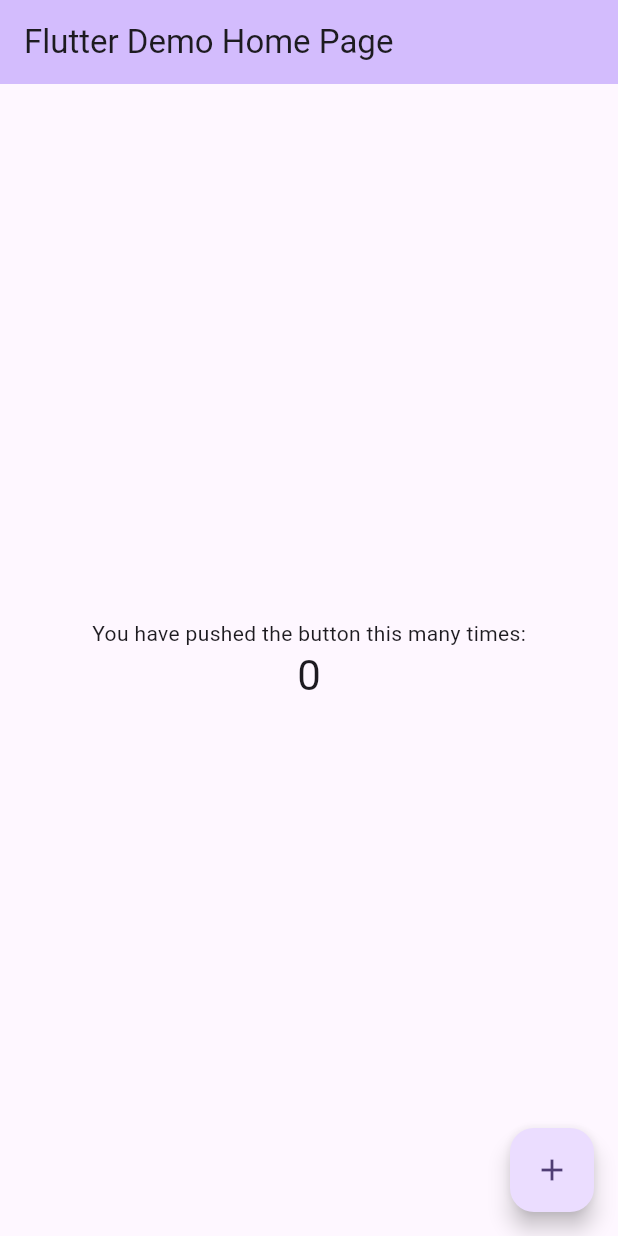
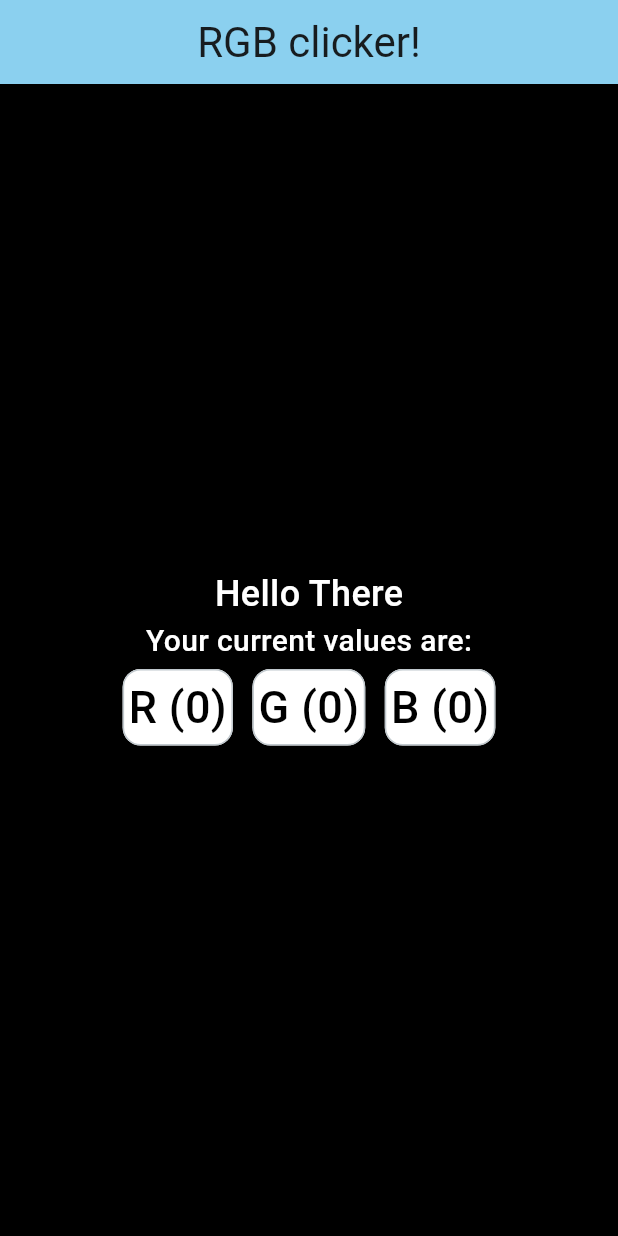
Before and after one commit to AlejoArea/test-rgb-flutter, a Flutter app: the screen it shows after launch, on a phone screen of 412 x 824 dp. Run offline on Flutter 3.47's test engine with Material 3 defaults, Android fonts, the phone set to English and light mode, and no system bars.

Commit message:
feat: RGB clicker feature with state management

```diff
--- a/lib/main.dart
+++ b/lib/main.dart
@@ -1,122 +1,45 @@
 import 'package:flutter/material.dart';
+import 'package:test_rgb_flutter/model/random_color_model.dart';
+import 'package:test_rgb_flutter/states/provider.dart';
+import 'package:test_rgb_flutter/states/random_color_notifier.dart';
+import 'package:test_rgb_flutter/ui/main_page.dart';
 
 void main() {
   runApp(const MyApp());
 }
 
-class MyApp extends StatelessWidget {
+
+// ignore: public_member_api_docs, prefer_match_file_name
+class MyApp extends StatefulWidget {
+  // ignore: public_member_api_docs
   const MyApp({super.key});
 
-  // This widget is the root of your application.
+  @override
+  State<MyApp> createState() => _MyAppState();
+}
+
+class _MyAppState extends State<MyApp> {
+    final _notifier = RandomColorNotifier(
+    RandomColorModel(),
+  );
   @override
   Widget build(BuildContext context) {
-    return MaterialApp(
-      title: 'Flutter Demo',
-      theme: ThemeData(
-        // This is the theme of your application.
-        //
-        // TRY THIS: Try running your application with "flutter run". You'll see
-        // the application has a purple toolbar. Then, without quitting the app,
-        // try changing the seedColor in the colorScheme below to Colors.green
-        // and then invoke "hot reload" (save your changes or press the "hot
-        // reload" button in a Flutter-supported IDE, or press "r" if you used
-        // the command line to start the app).
-        //
-        // Notice that the counter didn't reset back to zero; the application
-        // state is not lost during the reload. To reset the state, use hot
-        // restart instead.
-        //
-        // This works for code too, not just values: Most code changes can be
-        // tested with just a hot reload.
-        colorScheme: .fromSeed(seedColor: Colors.deepPurple),
+    return Provider(
+      notifier: _notifier,
+      child: MaterialApp(
+        title: 'Flutter RGB clicker',
+        theme: ThemeData(
+
+          colorScheme: .fromSeed(seedColor: Colors.blueGrey),
+        ),
+        home: const MainPage(),
       ),
-      home: const MyHomePage(title: 'Flutter Demo Home Page'),
     );
-  }
-}
-
-class MyHomePage extends StatefulWidget {
-  const MyHomePage({super.key, required this.title});
-
-  // This widget is the home page of your application. It is stateful, meaning
-  // that it has a State object (defined below) that contains fields that affect
-  // how it looks.
-
-  // This class is the configuration for the state. It holds the values (in this
-  // case the title) provided by the parent (in this case the App widget) and
-  // used by the build method of the State. Fields in a Widget subclass are
-  // always marked "final".
-
-  final String title;
-
-  @override
-  State<MyHomePage> createState() => _MyHomePageState();
-}
-
-class _MyHomePageState extends State<MyHomePage> {
-  int _counter = 0;
-
-  void _incrementCounter() {
-    setState(() {
-      // This call to setState tells the Flutter framework that something has
-      // changed in this State, which causes it to rerun the build method below
-      // so that the display can reflect the updated values. If we changed
-      // _counter without calling setState(), then the build method would not be
-      // called again, and so nothing would appear to happen.
-      _counter++;
-    });
   }
 
   @override
-  Widget build(BuildContext context) {
-    // This method is rerun every time setState is called, for instance as done
-    // by the _incrementCounter method above.
-    //
-    // The Flutter framework has been optimized to make rerunning build methods
-    // fast, so that you can just rebuild anything that needs updating rather
-    // than having to individually change instances of widgets.
-    return Scaffold(
-      appBar: AppBar(
-        // TRY THIS: Try changing the color here to a specific color (to
-        // Colors.amber, perhaps?) and trigger a hot reload to see the AppBar
-        // change color while the other colors stay the same.
-        backgroundColor: Theme.of(context).colorScheme.inversePrimary,
-        // Here we take the value from the MyHomePage object that was created by
-        // the App.build method, and use it to set our appbar title.
-        title: Text(widget.title),
-      ),
-      body: Center(
-        // Center is a layout widget. It takes a single child and positions it
-        // in the middle of the parent.
-        child: Column(
-          // Column is also a layout widget. It takes a list of children and
-          // arranges them vertically. By default, it sizes itself to fit its
-          // children horizontally, and tries to be as tall as its parent.
-          //
-          // Column has various properties to control how it sizes itself and
-          // how it positions its children. Here we use mainAxisAlignment to
-          // center the children vertically; the main axis here is the vertical
-          // axis because Columns are vertical (the cross axis would be
-          // horizontal).
-          //
-          // TRY THIS: Invoke "debug painting" (choose the "Toggle Debug Paint"
-          // action in the IDE, or press "p" in the console), to see the
-          // wireframe for each widget.
-          mainAxisAlignment: .center,
-          children: [
-            const Text('You have pushed the button this many times:'),
-            Text(
-              '$_counter',
-              style: Theme.of(context).textTheme.headlineMedium,
-            ),
-          ],
-        ),
-      ),
-      floatingActionButton: FloatingActionButton(
-        onPressed: _incrementCounter,
-        tooltip: 'Increment',
-        child: const Icon(Icons.add),
-      ),
-    );
+  void dispose() {
+    _notifier.dispose();
+    super.dispose();
   }
 }
--- /dev/null
+++ b/lib/model/random_color_model.dart
@@ -0,0 +1,79 @@
+import 'dart:ui';
+
+/// Class for the RGB color model
+class RandomColorModel {
+  /// int value for red
+  final int red;
+
+  /// int value for green
+  final int green;
+
+  /// int value for blue
+  final int blue;
+
+  /// [_maxValue] the maximum value from the range from 0 to 255
+  static const int _maxValue = 255;
+
+  /// [_minValue] the minimum value from the range from 0 to 255
+  static const int _minValue = 0;
+
+  static const int _initialValue = 0;
+
+  /// Constructor of the class containing RGB
+  /// R[red] G[green] B[blue]
+  RandomColorModel({
+    this.red = _initialValue,
+    this.green = _initialValue,
+    this.blue = _initialValue,
+  });
+
+  /// copyWith method for changing the values with the previous data
+  /// needed.
+  RandomColorModel copyWith({
+    int? red,
+    int? green,
+    int? blue,
+  }) {
+    return RandomColorModel(
+      red: red ?? this.red,
+      green: green ?? this.green,
+      blue: blue ?? this.blue,
+    );
+  }
+
+  /// Return Color using all the values of the model
+  Color color() => Color.fromARGB(_maxValue, red, green, blue);
+
+  /// Return Color using only red
+  Color colorRed() => Color.fromARGB(
+    _maxValue,
+    red,
+    _minValue,
+    _minValue,
+  );
+
+  /// Return Color using only green
+  Color colorGreen() => Color.fromARGB(
+    _maxValue,
+    _minValue,
+    green,
+    _minValue,
+  );
+
+  /// Return Color using only blue
+  Color colorBlue() => Color.fromARGB(
+    _maxValue,
+    _minValue,
+    _minValue,
+    blue,
+  );
+
+  /// Return the opposite of the color, by subtracting the current color value
+  ///  to the maximum we get the opposite color of the current values
+  Color colorOpposite() => Color.fromARGB(
+    _maxValue,
+    _maxValue - red,
+    _maxValue - green,
+    _maxValue - blue,
+  );
+}
--- /dev/null
+++ b/lib/states/provider.dart
@@ -0,0 +1,34 @@
+import 'package:flutter/material.dart';
+
+/// InheritedNotifier based provider that exposes a [Listenable]
+/// to the widget tree, that can be accessed via Provider.of on the
+/// descendants of were the Notifier is instantiated and exposed. (in our case
+/// the root)
+class Provider<T extends Listenable> extends InheritedNotifier<T> {
+  /// Constructor for the provider that exposes the notifier to the
+  /// child.
+  const Provider({
+    required super.child,
+    required super.notifier,
+    super.key,
+  });
+
+  /// returns the Listenable of the nearest Provider of type T on
+  /// the context and registers the caller to be rebuilt when it notifies.
+  /// Throws error if no Provider of type T is found.
+  static T of<T extends Listenable>(BuildContext context) {
+    final provider = context.dependOnInheritedWidgetOfExactType<Provider<T>>();
+
+    if (provider == null) {
+      throw Exception("No Provider found in context");
+    }
+
+    final notifier = provider.notifier;
+
+    if (notifier == null) {
+      throw Exception("No notifier found in Provider");
+    }
+
+    return notifier;
+  }
+}
--- /dev/null
+++ b/lib/states/random_color_notifier.dart
@@ -0,0 +1,29 @@
+import 'dart:math';
+
+import 'package:flutter/material.dart';
+import 'package:test_rgb_flutter/model/random_color_model.dart';
+
+/// Value notifier for the color
+class RandomColorNotifier extends ValueNotifier<RandomColorModel> {
+  final Random _random = Random();
+
+  /// colorRange is 256 so _random.nextInt(colorRange)
+  /// Value is >= 0 and < 256.
+  static const int colorRange = 256;
+
+  /// Constructor RandomColorNotifier
+  RandomColorNotifier(super.state);
+
+  /// Randomize RGB to be used on Color.fromRGB with random values
+  /// nextInt method with a range from 0 to 255.
+  void randomizeColor() {
+    final randomRed = _random.nextInt(colorRange);
+    final randomGreen = _random.nextInt(colorRange);
+    final randomBlue = _random.nextInt(colorRange);
+    value = value.copyWith(
+      red: randomRed,
+      green: randomGreen,
+      blue: randomBlue,
+    );
+  }
+}
--- /dev/null
+++ b/lib/ui/main_page.dart
@@ -0,0 +1,22 @@
+import 'package:flutter/material.dart';
+import 'package:test_rgb_flutter/ui/widgets/app_bar_title.dart';
+import 'package:test_rgb_flutter/ui/widgets/colored_body.dart';
+
+/// Main page widget with the ColoredBody widget.
+class MainPage extends StatelessWidget {
+  /// Constructor for this widget
+  const MainPage({
+    super.key,
+  });
+
+  @override
+  Widget build(BuildContext context) {
+    return Scaffold(
+      appBar: AppBar(
+        backgroundColor: Theme.of(context).colorScheme.inversePrimary,
+        title: const AppBarTitle(),
+      ),
+      body: const ColoredBody(),
+    );
+  }
+}
--- /dev/null
+++ b/lib/ui/widgets/app_bar_title.dart
@@ -0,0 +1,29 @@
+import 'package:flutter/material.dart';
+import 'package:test_rgb_flutter/states/provider.dart';
+import 'package:test_rgb_flutter/states/random_color_notifier.dart';
+
+/// Appbar title, with a Gesture Detector with onTap
+/// that triggers background color change.
+class AppBarTitle extends StatelessWidget {
+  /// Constant value for the appbar title
+  static const String title = 'RGB clicker!';
+
+  /// Constructor for the widget
+  const AppBarTitle({super.key});
+
+  @override
+  Widget build(BuildContext context) {
+    final notifier = Provider.of<RandomColorNotifier>(context);
+
+    return GestureDetector(
+      onTap: notifier.randomizeColor,
+      behavior: HitTestBehavior.opaque,
+      child: Center(
+        child: Text(
+          title,
+          style: Theme.of(context).textTheme.headlineMedium,
+        ),
+      ),
+    );
+  }
+}
--- /dev/null
+++ b/lib/ui/widgets/colored_body.dart
@@ -0,0 +1,38 @@
+import 'package:flutter/material.dart';
+import 'package:test_rgb_flutter/states/provider.dart';
+import 'package:test_rgb_flutter/states/random_color_notifier.dart';
+import 'package:test_rgb_flutter/ui/widgets/current_rgb_widget.dart';
+import 'package:test_rgb_flutter/ui/widgets/hello_text.dart';
+
+/// This widget access the RandomColorNotifier exposed by the Provider.
+/// Tapping anywhere triggers a randomizeColor called via the notifier, then a
+/// new random color is read for, the notifier current value
+class ColoredBody extends StatelessWidget {
+  /// Key added for testing purpose
+  static const Key backgroundKey = Key('background');
+
+  /// Constructor for the widget
+  const ColoredBody({super.key});
+
+  @override
+  Widget build(BuildContext context) {
+    final notifier = Provider.of<RandomColorNotifier>(context);
+
+    return GestureDetector(
+      onTap: notifier.randomizeColor,
+      child: ColoredBox(
+        key: backgroundKey,
+        color: notifier.value.color(),
+        child: const SizedBox.expand(
+          child: Column(
+            mainAxisAlignment: .center,
+            children: [
+              HelloText(),
+              CurrentRGBWidget(),
+            ],
+          ),
+        ),
+      ),
+    );
+  }
+}
--- /dev/null
+++ b/lib/ui/widgets/current_rgb_widget.dart
@@ -0,0 +1,74 @@
+import 'package:flutter/material.dart';
+import 'package:test_rgb_flutter/states/provider.dart';
+import 'package:test_rgb_flutter/states/random_color_notifier.dart';
+import 'package:test_rgb_flutter/ui/widgets/text_card.dart';
+
+/// A widget that renders each RGB value separately with its specific
+/// color. It also changes it layout a column to a row depending on screen width
+class CurrentRGBWidget extends StatelessWidget {
+  /// Constant value of the first text widget
+  static const String currentRGBLabel = 'Your current values are:';
+
+  /// Constant for row spacing
+  static const double rowSpacing = 5;
+
+  /// fontsize for currentRGBLabel
+  static const double fontSize = 20;
+
+  /// value based on average value of mobile viewport widths
+  static const double smallScreensWidth = 400;
+
+  /// Constructor for this widget
+  const CurrentRGBWidget({super.key});
+
+  @override
+  Widget build(BuildContext context) {
+    final notifier = Provider.of<RandomColorNotifier>(context);
+
+    return Column(
+      mainAxisAlignment: MainAxisAlignment.center,
+      children: [
+        Text(
+          currentRGBLabel,
+          style: TextStyle(
+            fontSize: fontSize,
+            fontWeight: FontWeight.w500,
+            color: notifier.value.colorOpposite(),
+          ),
+        ),
+        LayoutBuilder(
+          builder: (_, constraints) {
+            final rgbCards = [
+              TextCard(
+                label: 'R (${notifier.value.red})',
+                textColor: notifier.value.colorRed(),
+              ),
+              TextCard(
+                label: 'G (${notifier.value.green})',
+                textColor: notifier.value.colorGreen(),
+              ),
+              TextCard(
+                label: 'B (${notifier.value.blue})',
+                textColor: notifier.value.colorBlue(),
+              ),
+            ];
+
+            /// change to a column on smaller screens like a mobile one.
+            if (constraints.maxWidth < smallScreensWidth) {
+              return Column(
+                mainAxisSize: MainAxisSize.min,
+                children: rgbCards,
+              );
+            }
+
+            return Row(
+              mainAxisAlignment: MainAxisAlignment.center,
+              spacing: rowSpacing,
+              children: rgbCards,
+            );
+          },
+        ),
+      ],
+    );
+  }
+}
--- /dev/null
+++ b/lib/ui/widgets/hello_text.dart
@@ -0,0 +1,26 @@
+import 'package:flutter/material.dart';
+
+/// This is the main text of the app widget
+class HelloText extends StatelessWidget {
+  /// The constructor for the widget
+  const HelloText({super.key});
+
+  /// This this is the constant value for the requirement main text
+  /// of the app.
+  static const helloText = 'Hello There';
+
+  /// fontSize for Hello There
+  static const double fontSize = 24;
+
+  @override
+  Widget build(BuildContext context) {
+    return const Text(
+      helloText,
+      style: TextStyle(
+        fontSize: fontSize,
+        fontWeight: .w500,
+        color: Colors.white,
+      ),
+    );
+  }
+}
--- /dev/null
+++ b/lib/ui/widgets/text_card.dart
@@ -0,0 +1,44 @@
+import 'package:flutter/material.dart';
+
+/// Card widget that has two parameters [label] for the Text widget
+/// and [textColor] for the label color
+class TextCard extends StatelessWidget {
+  /// label parameter
+  final String label;
+
+  /// color for the label
+  final Color textColor;
+
+  /// constant value for the fontSize
+  static const double fontSize = 30.0;
+
+  /// constant value for the padding
+  static const double padding = 4.0;
+
+  /// Constructor for the widget
+  const TextCard({
+    required this.label,
+    required this.textColor,
+    super.key,
+  });
+
+  @override
+  Widget build(BuildContext context) {
+    return Card.outlined(
+      // used white as value because the background may make it less visible
+      // for some of the colors
+      color: Colors.white,
+      child: Padding(
+        padding: const EdgeInsets.all(padding),
+        child: Text(
+          label,
+          style: TextStyle(
+            color: textColor,
+            fontSize: fontSize,
+            fontWeight: .w500,
+          ),
+        ),
+      ),
+    );
+  }
+}
--- a/pubspec.yaml
+++ b/pubspec.yaml
@@ -28,14 +28,13 @@ environment:
 # the latest version available on pub.dev. To see which dependencies have newer
 # versions available, run `flutter pub outdated`.
 dependencies:
+  cupertino_icons: ^1.0.8
   flutter:
     sdk: flutter
 
-  # The following adds the Cupertino Icons font to your application.
-  # Use with the CupertinoIcons class for iOS style icons.
-  cupertino_icons: ^1.0.8
 
 dev_dependencies:
+  flutter_lints: ^6.0.0
   flutter_test:
     sdk: flutter
 
@@ -44,7 +43,6 @@ dev_dependencies:
   # activated in the `analysis_options.yaml` file located at the root of your
   # package. See that file for information about deactivating specific lint
   # rules and activating additional ones.
-  flutter_lints: ^6.0.0
   solid_lints: ^0.3.3
 
 # For information on the generic Dart part of this file, see the
```
Also changed, not shown: 5 other files.
